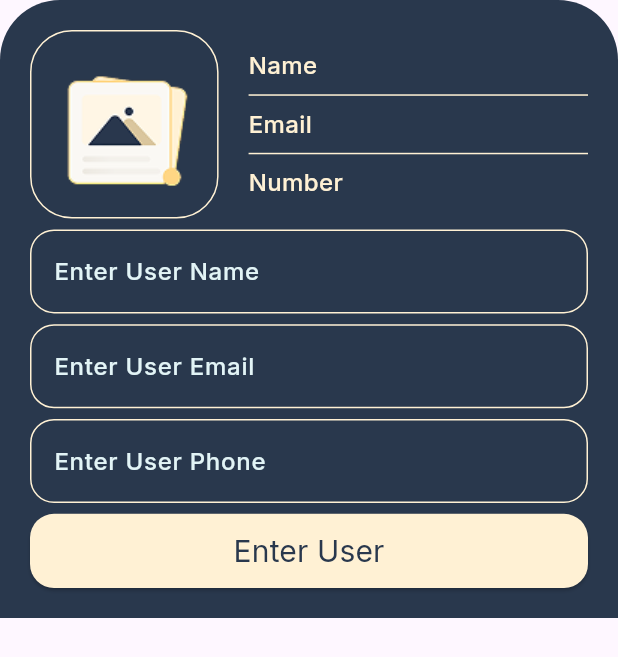
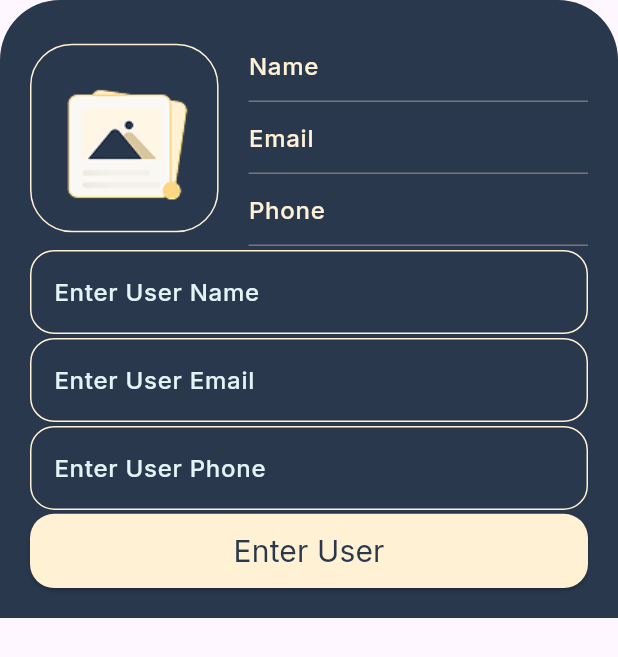
Before and after one commit to saraashrafff/ContactApp, a Flutter app: the BottomSheetBar widget shown alone on an empty page, opened directly, on a phone screen of 412 x 824 dp. Shown: the top 657 px of the screen. Run offline on Flutter 3.47's test engine with Material 3 defaults, Android fonts, the phone set to English and light mode, and no system bars; our stand-ins replace google_fonts, image_picker.

Commit message:
fix textfields in bottomsheet

```diff
--- a/lib/bottom_sheet.dart
+++ b/lib/bottom_sheet.dart
@@ -10,6 +10,15 @@ class BottomSheetBar extends StatefulWidget {
 }
 
 class _BottomSheetBarState extends State<BottomSheetBar> {
+  final nameController = TextEditingController();
+  final nameDisplayController = TextEditingController();
+
+  final emailController = TextEditingController();
+  final emailDisplayController = TextEditingController();
+
+  final phoneController = TextEditingController();
+  final phoneDisplayController = TextEditingController();
+
   @override
   Widget build(BuildContext context) {
     return ClipRRect(
@@ -32,30 +41,58 @@ class _BottomSheetBarState extends State<BottomSheetBar> {
                   child: Column(
                     crossAxisAlignment: CrossAxisAlignment.start,
                     children: [
-                      Text(
-                        'Name',
+                      TextFormField(
                         style: GoogleFonts.inter(
                           color: Color(0xFFFFF1D4),
                           fontSize: 16,
                           fontWeight: FontWeight.w500,
                         ),
+                        controller: nameDisplayController,
+                        readOnly: true,
+
+                        decoration: InputDecoration(
+                          hintText: 'Name',
+                          hintStyle: GoogleFonts.inter(
+                            color: Color(0xFFFFF1D4),
+                            fontSize: 16,
+                            fontWeight: FontWeight.w500,
+                          ),
+                        ),
                       ),
-                      const Divider(color: Color(0xFFFFF1D4)),
-                      Text(
-                        'Email',
+                      TextFormField(
                         style: GoogleFonts.inter(
-                          color: const Color(0xFFFFF1D4),
+                          color: Color(0xFFFFF1D4),
                           fontSize: 16,
                           fontWeight: FontWeight.w500,
                         ),
+                        controller: emailDisplayController,
+                        readOnly: true,
+
+                        decoration: InputDecoration(
+                          hintText: 'Email',
+                          hintStyle: GoogleFonts.inter(
+                            color: Color(0xFFFFF1D4),
+                            fontSize: 16,
+                            fontWeight: FontWeight.w500,
+                          ),
+                        ),
                       ),
-                      const Divider(color: Color(0xFFFFF1D4)),
-                      Text(
-                        'Number',
+                      TextFormField(
                         style: GoogleFonts.inter(
-                          color: const Color(0xFFFFF1D4),
+                          color: Color(0xFFFFF1D4),
                           fontSize: 16,
                           fontWeight: FontWeight.w500,
+                        ),
+                        controller: phoneDisplayController,
+                        readOnly: true,
+
+                        decoration: InputDecoration(
+                          hintText: 'Phone',
+                          hintStyle: GoogleFonts.inter(
+                            color: Color(0xFFFFF1D4),
+                            fontSize: 16,
+                            fontWeight: FontWeight.w500,
+                          ),
                         ),
                       ),
                     ],
@@ -65,6 +102,15 @@ class _BottomSheetBarState extends State<BottomSheetBar> {
             ),
             Spacer(),
             TextFormField(
+              style: GoogleFonts.inter(
+                color: Color(0xFFFFF1D4),
+                fontSize: 16,
+                fontWeight: FontWeight.w500,
+              ),
+              controller: nameController,
+              onChanged: (value) {
+                nameDisplayController.text = value;
+              },
               decoration: InputDecoration(
                 enabledBorder: OutlineInputBorder(
                   borderSide: BorderSide(color: Color(0xFFFFF1D4)),
@@ -85,6 +131,15 @@ class _BottomSheetBarState extends State<BottomSheetBar> {
             Spacer(),
 
             TextFormField(
+              style: GoogleFonts.inter(
+                color: Color(0xFFFFF1D4),
+                fontSize: 16,
+                fontWeight: FontWeight.w500,
+              ),
+              controller: emailController,
+              onChanged: (value) {
+                emailDisplayController.text = value;
+              },
               decoration: InputDecoration(
                 enabledBorder: OutlineInputBorder(
                   borderSide: BorderSide(color: Color(0xFFFFF1D4)),
@@ -105,6 +160,15 @@ class _BottomSheetBarState extends State<BottomSheetBar> {
             Spacer(),
 
             TextFormField(
+              style: GoogleFonts.inter(
+                color: Color(0xFFFFF1D4),
+                fontSize: 16,
+                fontWeight: FontWeight.w500,
+              ),
+              controller: phoneController,
+              onChanged: (value) {
+                phoneDisplayController.text = value;
+              },
               decoration: InputDecoration(
                 enabledBorder: OutlineInputBorder(
                   borderSide: BorderSide(color: Color(0xFFFFF1D4)),
--- a/lib/home_screen.dart
+++ b/lib/home_screen.dart
@@ -15,7 +15,6 @@ class HomeScreen extends StatelessWidget {
           padding: const EdgeInsets.symmetric(horizontal: 26),
           child: Column(
             children: [
-              // ✅ Top logo (no Expanded)
               Row(
                 mainAxisAlignment: MainAxisAlignment.start,
                 children: [
@@ -27,7 +26,6 @@ class HomeScreen extends StatelessWidget {
                 ],
               ),
 
-              // ✅ Middle section (Expanded is correct here)
               Expanded(
                 child: Center(
                   child: Column(
@@ -52,7 +50,6 @@ class HomeScreen extends StatelessWidget {
                 ),
               ),
 
-              // ✅ Bottom add button
               Row(
                 mainAxisAlignment: MainAxisAlignment.end,
                 children: [
@@ -71,7 +68,7 @@ class HomeScreen extends StatelessWidget {
                   ),
                 ],
               ),
-              const SizedBox(height: 12), // Optional: add spacing below button
+              const SizedBox(height: 12),
             ],
           ),
         ),
@@ -83,7 +80,6 @@ class HomeScreen extends StatelessWidget {
     showModalBottomSheet(
       context: context,
       backgroundColor: Colors.transparent,
-      isScrollControlled: true,
       builder: (context) => const BottomSheetBar(),
     );
   }
```
